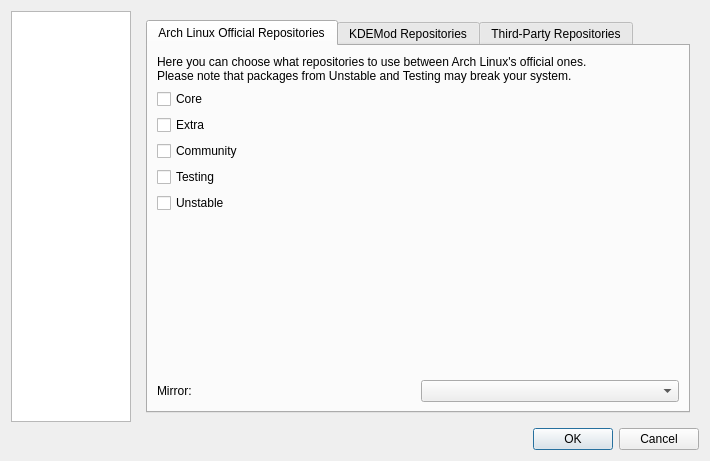
Qt form trunk/ui/configDialog.ui (drf/shaman1) before a commit.
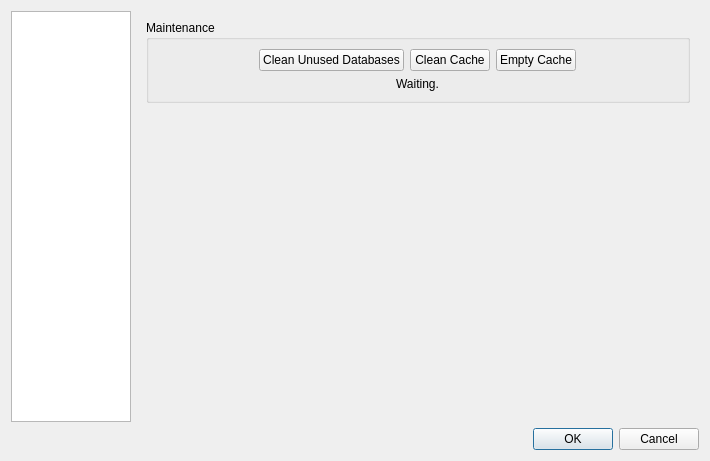
The same form after that commit. Icons and pictures are not drawn.

Commit message: First intergration of Maintenance-Dialog

Patch:
```diff
--- a/trunk/ui/configDialog.ui
+++ b/trunk/ui/configDialog.ui
@@ -68,6 +68,77 @@
        <verstretch>0</verstretch>
       </sizepolicy>
      </property>
+     <property name="currentIndex" >
+      <number>0</number>
+     </property>
+     <widget class="QWidget" name="Seite" >
+      <layout class="QGridLayout" >
+       <item row="0" column="0" >
+        <widget class="QGroupBox" name="groupBox" >
+         <property name="title" >
+          <string>Maintenance</string>
+         </property>
+         <layout class="QGridLayout" >
+          <item row="0" column="0" >
+           <layout class="QVBoxLayout" >
+            <item>
+             <layout class="QHBoxLayout" >
+              <item>
+               <widget class="QPushButton" name="pushButton" >
+                <property name="text" >
+                 <string>Clean Unused Databases</string>
+                </property>
+               </widget>
+              </item>
+              <item>
+               <widget class="QPushButton" name="pushButton_2" >
+                <property name="text" >
+                 <string>Clean Cache</string>
+                </property>
+               </widget>
+              </item>
+              <item>
+               <widget class="QPushButton" name="pushButton_3" >
+                <property name="text" >
+                 <string>Empty Cache</string>
+                </property>
+               </widget>
+              </item>
+             </layout>
+            </item>
+            <item>
+             <widget class="QLabel" name="label" >
+              <property name="text" >
+               <string>Waiting.</string>
+              </property>
+              <property name="alignment" >
+               <set>Qt::AlignCenter</set>
+              </property>
+             </widget>
+            </item>
+            <item>
+             <layout class="QHBoxLayout" />
+            </item>
+           </layout>
+          </item>
+         </layout>
+        </widget>
+       </item>
+       <item row="1" column="0" >
+        <spacer>
+         <property name="orientation" >
+          <enum>Qt::Vertical</enum>
+         </property>
+         <property name="sizeHint" >
+          <size>
+           <width>20</width>
+           <height>40</height>
+          </size>
+         </property>
+        </spacer>
+       </item>
+      </layout>
+     </widget>
      <widget class="QWidget" name="page" >
       <layout class="QGridLayout" >
        <item row="0" column="0" >
```
Left out of the diff: 10 changed lines with no effect on the pictures. The commit also changes 2 other files.
